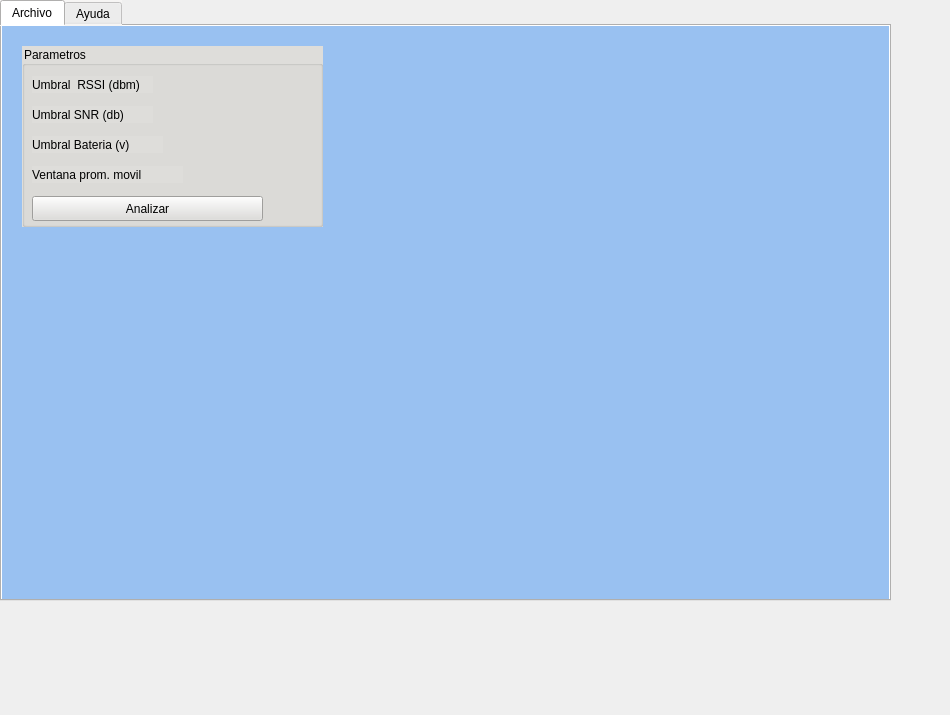
Old version of the form ui_sensores_LoRaWan.ui in the repository FrenchiGod/Sensores-_Agricolas_-LoRaWan.
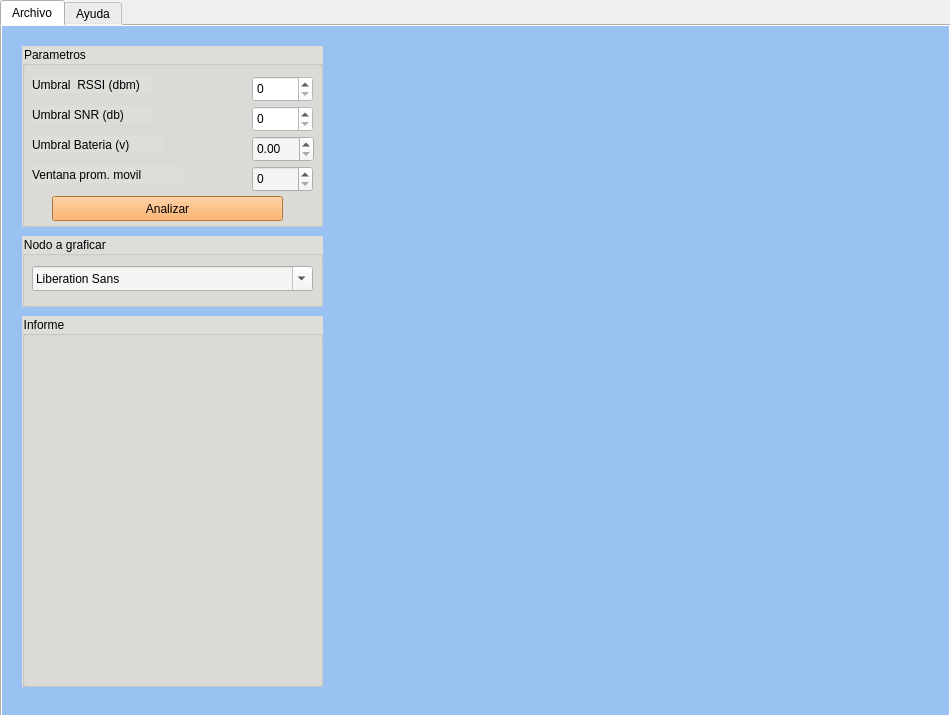
New version of the form.

Commit message: se agrego ventana de nodo

The edit to the form file:
```diff
--- a/ui_sensores_LoRaWan.ui
+++ b/ui_sensores_LoRaWan.ui
@@ -19,8 +19,8 @@
      <rect>
       <x>0</x>
       <y>0</y>
-      <width>891</width>
-      <height>601</height>
+      <width>951</width>
+      <height>721</height>
      </rect>
     </property>
     <property name="styleSheet">
@@ -107,16 +107,117 @@
       <widget class="QPushButton" name="pushButton">
        <property name="geometry">
         <rect>
-         <x>10</x>
+         <x>30</x>
          <y>150</y>
          <width>231</width>
          <height>25</height>
         </rect>
        </property>
+       <property name="styleSheet">
+        <string notr="true">background-color: rgb(255, 163, 72);</string>
+       </property>
        <property name="text">
         <string>Analizar</string>
        </property>
       </widget>
+      <widget class="QSpinBox" name="spinBox">
+       <property name="geometry">
+        <rect>
+         <x>230</x>
+         <y>30</y>
+         <width>61</width>
+         <height>26</height>
+        </rect>
+       </property>
+       <property name="styleSheet">
+        <string notr="true">background-color: rgb(255, 255, 255);</string>
+       </property>
+      </widget>
+      <widget class="QSpinBox" name="spinBox_2">
+       <property name="geometry">
+        <rect>
+         <x>230</x>
+         <y>60</y>
+         <width>61</width>
+         <height>26</height>
+        </rect>
+       </property>
+       <property name="styleSheet">
+        <string notr="true">background-color: rgb(255, 255, 255);</string>
+       </property>
+      </widget>
+      <widget class="QDoubleSpinBox" name="doubleSpinBox">
+       <property name="geometry">
+        <rect>
+         <x>230</x>
+         <y>90</y>
+         <width>62</width>
+         <height>26</height>
+        </rect>
+       </property>
+       <property name="styleSheet">
+        <string notr="true">background-color: rgb(246, 245, 244);</string>
+       </property>
+      </widget>
+      <widget class="QSpinBox" name="spinBox_3">
+       <property name="geometry">
+        <rect>
+         <x>230</x>
+         <y>120</y>
+         <width>61</width>
+         <height>26</height>
+        </rect>
+       </property>
+       <property name="styleSheet">
+        <string notr="true">background-color: rgb(246, 245, 244);</string>
+       </property>
+      </widget>
+     </widget>
+     <widget class="QGroupBox" name="groupBox_2">
+      <property name="geometry">
+       <rect>
+        <x>20</x>
+        <y>210</y>
+        <width>301</width>
+        <height>71</height>
+       </rect>
+      </property>
+      <property name="styleSheet">
+       <string notr="true">background-color: rgb(222, 221, 218);</string>
+      </property>
+      <property name="title">
+       <string>Nodo a graficar </string>
+      </property>
+      <widget class="QFontComboBox" name="fontComboBox">
+       <property name="geometry">
+        <rect>
+         <x>10</x>
+         <y>30</y>
+         <width>281</width>
+         <height>25</height>
+        </rect>
+       </property>
+       <property name="styleSheet">
+        <string notr="true">
+background-color: rgb(246, 245, 244);</string>
+       </property>
+      </widget>
+     </widget>
+     <widget class="QGroupBox" name="groupBox_3">
+      <property name="geometry">
+       <rect>
+        <x>20</x>
+        <y>290</y>
+        <width>301</width>
+        <height>371</height>
+       </rect>
+      </property>
+      <property name="styleSheet">
+       <string notr="true">background-color: rgb(222, 221, 218);</string>
+      </property>
+      <property name="title">
+       <string>Informe</string>
+      </property>
      </widget>
     </widget>
     <widget class="QWidget" name="Ayuda">
```
